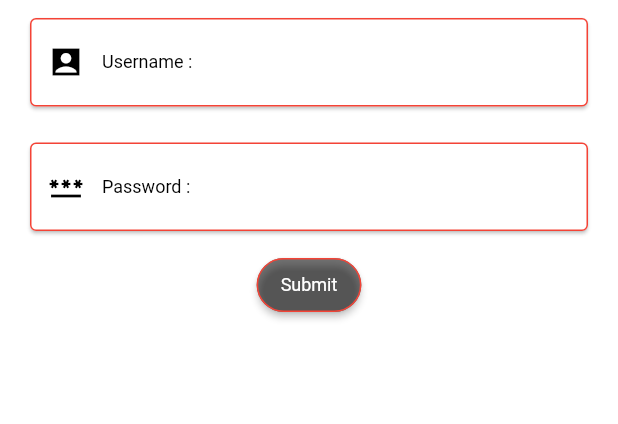
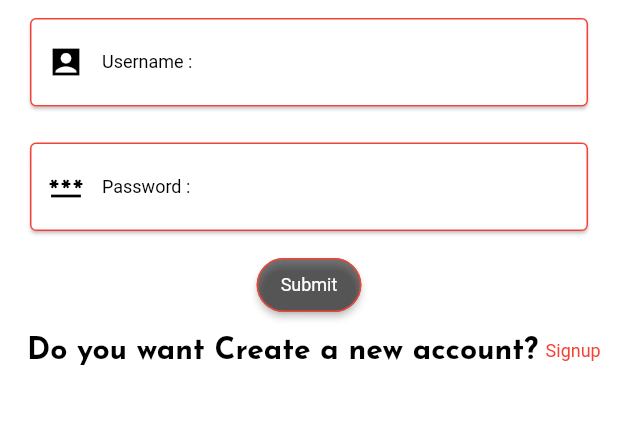
Before and after one commit to Syamkrishna2272/CrossFit-Homeworkout, a Flutter app: the screen it shows after launch, after a tap on "Sign up", after a tap on "Login", on a phone screen of 412 x 824 dp, the part 387-811 px from its top. Run offline on Flutter 3.47's test engine with Material 2 defaults, Android fonts, the light colour scheme and no system bars; our stand-ins replace hive, hive_flutter, image_picker, lottie, shared_preferences; missing offline and left inert: kdgaugeview; accounts and stored records are empty; Roboto replaces fonts that are missing (custom); project files that could hold a hidden picture were left out.

Commit message:
login added

```diff
--- a/lib/db/functions/signup_function.dart
+++ b/lib/db/functions/signup_function.dart
@@ -10,13 +10,18 @@ Future<void> addSignup(signupmodel value) async {
   getsignup();
 }
 
+List<signupmodel> logCheck = [];
+
 Future<void> getsignup() async {
   final signupDB = await Hive.openBox<signupmodel>('signup_db');
+  logCheck.clear();
+  logCheck.addAll(signupDB.values);
+
   for (var i in signupDB.values) {
     pername = i.name;
     peremail = i.email;
     perphone = i.phone;
-    perheight=i.height;
-    perweight=i.weight;
+    perheight = i.height;
+    perweight = i.weight;
   }
 }
--- a/lib/main.dart
+++ b/lib/main.dart
@@ -1,3 +1,4 @@
+import 'package:cross_fit/db/functions/signup_function.dart';
 import 'package:cross_fit/db/model/advance_data_model.dart';
 import 'package:cross_fit/db/model/challenge_data_model.dart';
 import 'package:cross_fit/db/model/data_model.dart';
@@ -30,6 +31,7 @@ Future<void> main() async {
   await Hive.openBox<Beginnermodel>('leg_db');
   await Hive.openBox<Beginnermodel>('abs_db');
   runApp(MyApp());
+  getsignup();
 }
 
 class MyApp extends StatelessWidget {
--- a/lib/screens/login_page.dart
+++ b/lib/screens/login_page.dart
@@ -1,8 +1,20 @@
+import 'package:cross_fit/db/functions/signup_function.dart';
+import 'package:cross_fit/screens/home_page/workout_page.dart';
+import 'package:cross_fit/screens/signup_page.dart';
 import 'package:flutter/material.dart';
+import 'package:flutter/services.dart';
 
-class loginPage extends StatelessWidget {
+class loginPage extends StatefulWidget {
   const loginPage({super.key});
 
+  @override
+  State<loginPage> createState() => _loginPageState();
+}
+
+class _loginPageState extends State<loginPage> {
+  final _UsernameController = TextEditingController();
+  final _PasswordController = TextEditingController();
+  final GlobalKey<FormState> _formKey = GlobalKey<FormState>();
   @override
   Widget build(BuildContext context) {
     return Scaffold(
@@ -23,22 +35,32 @@ class loginPage extends StatelessWidget {
                   ),
                 ),
               ),
-              Column(
+              Form(
+                key: _formKey,
+                child: Column(
                   mainAxisAlignment: MainAxisAlignment.spaceEvenly,
                   children: [
                     Padding(
                       padding: const EdgeInsets.all(8.0),
                       child: Card(
                         child: TextFormField(
-                        decoration: InputDecoration(
-                          prefixIcon: const Icon(Icons.account_box_sharp,
+                          controller: _UsernameController,
+                          validator: (value) {
+                            if (value!.isEmpty) {
+                              return "Enter Username";
+                            }
+                            return null;
+                          },
+                          textCapitalization: TextCapitalization.words,
+                          decoration: const InputDecoration(
+                            prefixIcon: Icon(Icons.account_box_sharp,
                                 color: Colors.black),
                             labelText: "Username :",
-                          border: const OutlineInputBorder(),
+                            border: OutlineInputBorder(),
                             enabledBorder: OutlineInputBorder(
                               borderSide: BorderSide(color: Colors.red),
                             ),
-                          labelStyle: const TextStyle(
+                            labelStyle: TextStyle(
                                 color: Colors.black,
                                 fontSize: 12,
                                 fontWeight: FontWeight.w400,
@@ -51,17 +73,28 @@ class loginPage extends StatelessWidget {
                       padding: const EdgeInsets.all(8.0),
                       child: Card(
                         child: TextFormField(
-                        decoration: InputDecoration(
-                          prefixIcon: const Icon(
+                          controller: _PasswordController,
+                          validator: (value) {
+                            if (value!.isEmpty) {
+                              return "Enter Password";
+                            }
+                            return null;
+                          },
+                          inputFormatters: [
+                            LengthLimitingTextInputFormatter(4)
+                          ],
+                          keyboardType: TextInputType.number,
+                          decoration: const InputDecoration(
+                            prefixIcon: Icon(
                               Icons.password,
                               color: Colors.black,
                             ),
                             labelText: "Password :",
-                          border: const OutlineInputBorder(),
+                            border: OutlineInputBorder(),
                             enabledBorder: OutlineInputBorder(
                               borderSide: BorderSide(color: Colors.red),
                             ),
-                          labelStyle: const TextStyle(
+                            labelStyle: TextStyle(
                                 color: Colors.black,
                                 fontSize: 12,
                                 fontWeight: FontWeight.w400,
@@ -71,13 +104,33 @@ class loginPage extends StatelessWidget {
                       ),
                     ),
                     ElevatedButton(
-                    onPressed: () {},
+                      onPressed: () async {
+                        loginfun(_UsernameController.text.trim(),
+                            _PasswordController.text.trim());
+                        // if (_formKey.currentState!.validate()) {
+                        //   if (_UsernameController.text == _name &&
+                        //       _PasswordController == _password) {}
+                        // }
+                        // final sharedpref = await SharedPreferences.getInstance();
+                        // final storeusername = sharedpref.getString("username");
+                        // final storerpassword = sharedpref.getString("password");
+
+                        // if (_enteredUsername == storeusername &&
+                        //     _enteredPassword == storerpassword) {
+                        //   Navigator.of(context)
+                        //       .pushReplacement(MaterialPageRoute(builder: (ctx) {
+                        //     return Homeworkout();
+                        //   }));
+                        // } else {
+                        //   print("no going");
+                        // }
+                      },
                       style: ElevatedButton.styleFrom(
                           side: const BorderSide(color: Colors.red),
                           backgroundColor: Colors.black54,
                           shape: RoundedRectangleBorder(
                               borderRadius: BorderRadius.circular(18))),
-                    child: Text(
+                      child: const Text(
                         "Submit",
                         style: TextStyle(
                             fontFamily: 'custom',
@@ -86,7 +139,44 @@ class loginPage extends StatelessWidget {
                             fontWeight: FontWeight.w400),
                       ),
                     ),
+                    Padding(
+                      padding: const EdgeInsets.all(10),
+                      child: Row(
+                        mainAxisAlignment: MainAxisAlignment.center,
+                        children: [
+                          Container(
+                            child: const Text(
+                              "Do you want Create a new account?",
+                              style: TextStyle(
+                                  color: Colors.black,
+                                  fontFamily: 'SYAM',
+                                  fontSize: 20,
+                                  fontWeight: FontWeight.w700),
+                            ),
+                          ),
+                          Padding(
+                            padding: const EdgeInsets.only(left: 5),
+                            child: InkWell(
+                                onTap: () {
+                                  Navigator.of(context)
+                                      .push(MaterialPageRoute(builder: (ctx) {
+                                    return SignupScreen();
+                                  }));
+                                },
+                                child: Text(
+                                  "Signup",
+                                  style: TextStyle(
+                                      fontSize: 12,
+                                      color: Colors.red,
+                                      fontFamily: 'custom',
+                                      fontWeight: FontWeight.w400),
+                                )),
+                          )
                         ],
+                      ),
+                    ),
+                  ],
+                ),
               ),
             ],
           ),
@@ -94,4 +184,17 @@ class loginPage extends StatelessWidget {
       )),
     );
   }
+
+  loginfun(name1, password1) {
+    for (var i = 0; i < logCheck.length; i++) {
+      if (logCheck[i].name == name1 && logCheck[i].password == password1) {
+        if (_formKey.currentState!.validate()) {
+          Navigator.of(context)
+              .pushReplacement(MaterialPageRoute(builder: (ctx) {
+            return Homeworkout();
+          }));
         }
+      }
+    }
+  }
+}
--- a/lib/screens/signup_page.dart
+++ b/lib/screens/signup_page.dart
@@ -334,6 +334,9 @@ class _SignupScreenState extends State<SignupScreen> {
       sharedpref.setBool(key1, true);
 
       await addSignup(signup);
+
+      sharedpref.setString("username", _name);
+      sharedpref.setString("password", _password);
       // Navigator.pushAndRemoveUntil(context, MaterialPageRoute(builder: (ctx){
       //   return Homeworkout();
       // }), (route) => false);
```
Also changed, not shown: lib/screens/home_page/workout_page_drawer_widget.dart (+9 -8 lines). Lines whose indentation alone changed are shown as unchanged.
